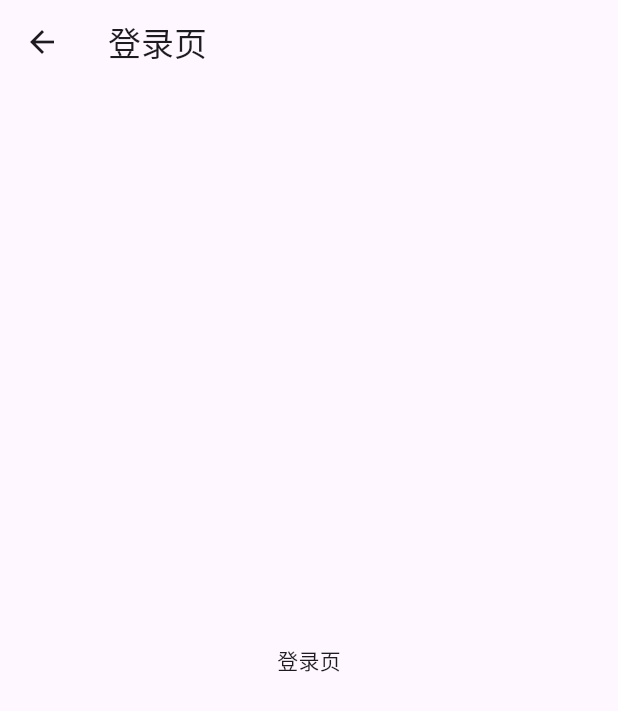
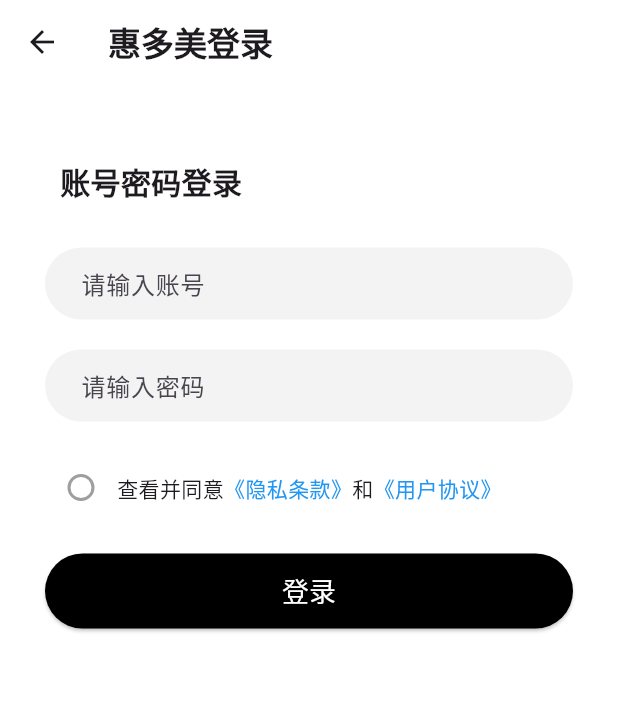
Before and after one commit to Felix-Chen-Raku/easy_mall, a Flutter app: the LoginPage screen opened by its route, on a phone screen of 412 x 824 dp. Shown: the top 711 px of the screen. Run offline on Flutter 3.47's test engine with Material 3 defaults, Android fonts, the phone set to English and light mode, and no system bars; our stand-ins replace carousel_slider, dio; network calls fail.

Commit message:
完成登录页及表单搭建

```diff
--- a/lib/pages/Login/index.dart
+++ b/lib/pages/Login/index.dart
@@ -1,4 +1,5 @@
 import 'package:flutter/material.dart';
+import 'package:easy_mall/utils/ToastUtils.dart';
 
 class LoginPage extends StatefulWidget {
   LoginPage({Key? key}) : super(key: key);
@@ -8,14 +9,172 @@
 }
 
 class _LoginPageState extends State<LoginPage> {
+  TextEditingController _phoneController = TextEditingController(); // 账号控制器
+  TextEditingController _codeController = TextEditingController(); // 密码控制器
+  // 用户账号Widget
+  Widget _buildPhoneTextField() {
+    return TextFormField(
+      validator: (value) {
+        if (value == null || value.isEmpty) {
+          return '手机号不能为空';
+        }
+        if(!RegExp(r"^1[3-9]\d{9}$").hasMatch(value)){
+          return '手机号格式不正确';
+        }
+        return null;
+      },
+      controller: _phoneController,
+      decoration: InputDecoration(
+        contentPadding: EdgeInsets.only(left: 20), // 内容内边距
+        hintText: "请输入账号",
+        fillColor: const Color.fromRGBO(243, 243, 243, 1),
+        filled: true,
+        border: OutlineInputBorder(
+          borderSide: BorderSide.none,
+          borderRadius: BorderRadius.circular(25),
+        ),
+      ),
+    );
+  }
+
+  // 用户密码Widget
+  Widget _buildCodeTextField() {
+    return TextFormField(
+      validator: (value) {
+        if (value == null || value.isEmpty) {
+          return '密码不能为空';
+        }
+        if(!RegExp(r"^[a-zA-z0-9_]\d{5,16}$").hasMatch(value)){
+          return '请输入6-16位的字母数字或者下划线';
+        }
+        return null;
+      },
+      controller: _codeController,
+      obscureText: true,
+      decoration: InputDecoration(
+        contentPadding: EdgeInsets.only(left: 20), // 内容内边距
+        hintText: "请输入密码",
+        fillColor: const Color.fromRGBO(243, 243, 243, 1),
+        filled: true,
+        border: OutlineInputBorder(
+          borderSide: BorderSide.none,
+          borderRadius: BorderRadius.circular(25),
+        ),
+      ),
+    );
+  }
+
+  // 登录按钮Widget
+  Widget _buildLoginButton() {
+    return SizedBox(
+      width: double.infinity,
+      height: 50,
+      child: ElevatedButton(
+        onPressed: () {
+          // 登录逻辑
+          if(_key.currentState!.validate()){
+            if (_isChecked) {
+
+            }else{
+              ToastUtils.showToast(context, '请勾选用户协议');
+            }
+          };
+        },
+        style: ElevatedButton.styleFrom(
+          backgroundColor: Colors.black,
+          shape: RoundedRectangleBorder(
+            borderRadius: BorderRadius.circular(25),
+          ),
+        ),
+        child: Text("登录", style: TextStyle(fontSize: 18, color: Colors.white)),
+      ),
+    );
+  }
+
+  bool _isChecked = false;
+  // 勾选Widget
+  Widget _buildCheckbox() {
+    return Row(
+      children: [
+        // 设置勾选为圆角
+        Checkbox(
+          value: _isChecked,
+          activeColor: Colors.black,
+          checkColor: Colors.white,
+          onChanged: (bool? value) {
+            _isChecked = value ?? false;
+            setState(() {});
+          },
+          // 设置形状
+          shape: RoundedRectangleBorder(
+            borderRadius: BorderRadius.circular(10), // 圆角大小
+          ),
+          // 可选：设置边框
+          side: BorderSide(color: Colors.grey, width: 2.0),
+        ),
+        Text.rich(
+          TextSpan(
+            children: [
+              TextSpan(text: "查看并同意"),
+              TextSpan(
+                text: "《隐私条款》",
+                style: TextStyle(color: Colors.blue),
+              ),
+              TextSpan(text: "和"),
+              TextSpan(
+                text: "《用户协议》",
+                style: TextStyle(color: Colors.blue),
+              ),
+            ],
+          ),
+        ),
+      ],
+    );
+  }
+
+  // 头部Widget
+  Widget _buildHeader() {
+    return Row(
+      children: [
+        Padding(
+          padding: EdgeInsets.only(left: 10),
+          child: Text(
+            "账号密码登录",
+            style: TextStyle(fontSize: 20, fontWeight: FontWeight.bold),
+          ),
+        ),
+      ],
+    );
+  }
+
+  final GlobalKey<FormState> _key = GlobalKey<FormState>();
   @override
   Widget build(BuildContext context) {
     return Scaffold(
       appBar: AppBar(
-        title: Text('登录页'),
+        title: Text("惠多美登录", style: TextStyle(fontWeight: FontWeight.bold)),
+        backgroundColor: Colors.white,
       ),
-      body: Center(
-        child: Text('登录页'),
+      body: Form(
+        key: _key,
+        child: Container(
+          padding: EdgeInsets.all(30),
+          color: Colors.white,
+          child: Column(
+            children: [
+              SizedBox(height: 20),
+              _buildHeader(),
+              SizedBox(height: 30),
+              _buildPhoneTextField(),
+              SizedBox(height: 20),
+              _buildCodeTextField(),
+              SizedBox(height: 20),
+              _buildCheckbox(),
+              SizedBox(height: 20),
+              _buildLoginButton(),
+            ],
+          ),
+        ),
       ),
     );
   }
--- a/lib/pages/My/index.dart
+++ b/lib/pages/My/index.dart
@@ -33,10 +33,15 @@
           Expanded(
             child: Column(
               crossAxisAlignment: CrossAxisAlignment.start,
-              children: const [
-                Text(
+              children: [
+                GestureDetector(
+                  onTap: () {
+                    Navigator.pushNamed(context, '/login');
+                  },
+                  child: Text(
                   '立即登录',
                   style: TextStyle(fontSize: 18, fontWeight: FontWeight.w600),
+                ),
                 ),
               ],
             ),
--- a/lib/utils/ToastUtils.dart
+++ b/lib/utils/ToastUtils.dart
@@ -1,14 +1,23 @@
 import 'package:flutter/material.dart';
 
 class ToastUtils {
+  // 阀门控制
+  static bool shoeLoading = false;
   static void showToast (BuildContext context, String msg) {
+    if (ToastUtils.shoeLoading) {
+      return;
+    }
+    ToastUtils.shoeLoading = true;
+    Future.delayed(Duration(seconds: 3),(){
+      ToastUtils.shoeLoading = false;
+    });
     ScaffoldMessenger.of(context).showSnackBar(SnackBar(
-      width: 120,
+      width: 180,
       shape: RoundedRectangleBorder(
         borderRadius: BorderRadius.circular(40)
       ),
       behavior: SnackBarBehavior.floating, // 悬浮状态
-      duration: Duration(seconds: 2),
+      duration: Duration(seconds: 3),
       content: Text(msg ?? '加载中',textAlign: TextAlign.center,)));
   }
 }
```
